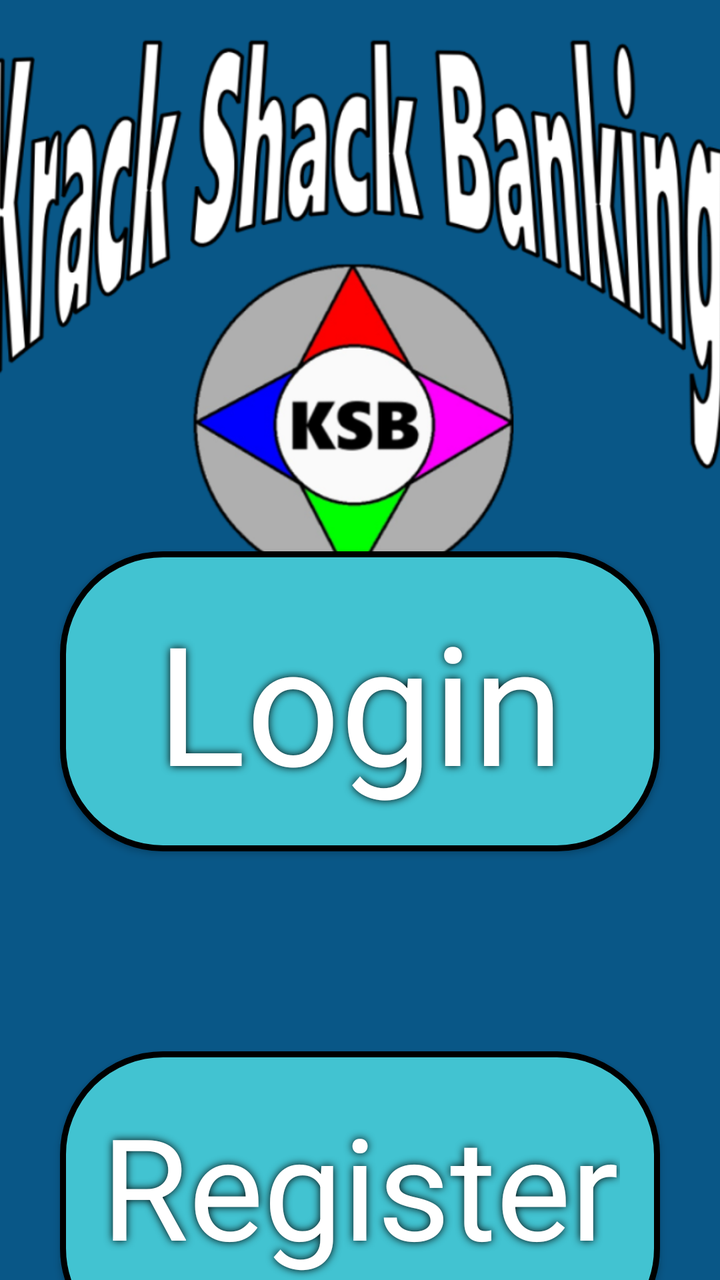
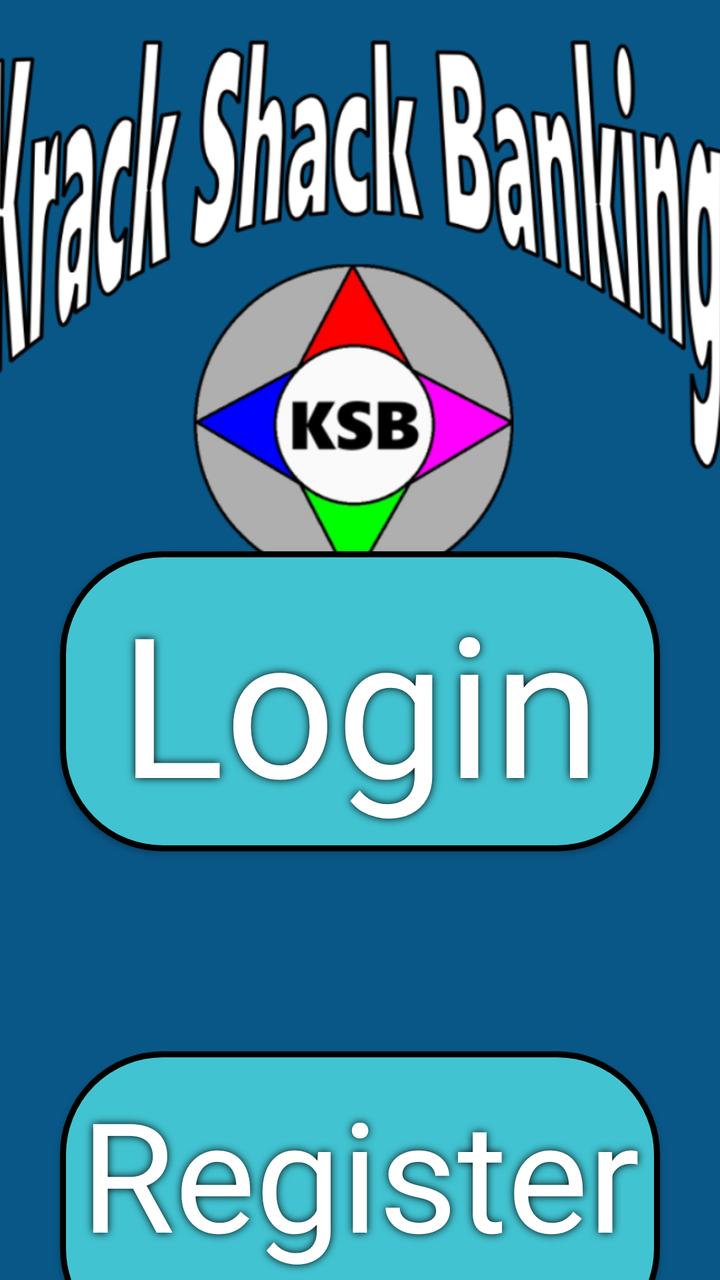

The first picture is an Android layout as it rendered before a commit; the second is the same layout after the commit. The layout source and the unified diff follow.
<!-- AndroidManifest.xml: application theme Theme.KracKShacKBanking -->
<!-- res/layout/activity_main.xml -->
<?xml version="1.0" encoding="utf-8"?>
<androidx.constraintlayout.widget.ConstraintLayout xmlns:android="http://schemas.android.com/apk/res/android"
    xmlns:app="http://schemas.android.com/apk/res-auto"
    xmlns:tools="http://schemas.android.com/tools"
    android:id="@+id/main"
    android:layout_width="match_parent"
    android:layout_height="match_parent"
    android:background="#095787"
    tools:context=".MainActivity">

    <ImageView
        android:id="@+id/imgBanner"
        android:layout_width="412dp"
        android:layout_height="311dp"
        app:layout_constraintEnd_toEndOf="parent"
        app:layout_constraintStart_toStartOf="parent"
        app:layout_constraintTop_toTopOf="parent"
        app:srcCompat="@drawable/banner" />

    <androidx.appcompat.widget.AppCompatButton
        android:id="@+id/btnLogin"
        android:layout_width="300dp"
        android:layout_height="150dp"
        android:layout_marginStart="50dp"
        android:layout_marginTop="50dp"
        android:layout_marginEnd="50dp"
        android:layout_marginBottom="50dp"
        android:background="@drawable/format_button"
        app:layout_constraintBottom_toTopOf="@+id/btnRegister"
        app:layout_constraintEnd_toEndOf="parent"
        app:layout_constraintStart_toStartOf="parent"
        app:layout_constraintTop_toBottomOf="@+id/imgBanner" />

    <androidx.appcompat.widget.AppCompatButton
        android:id="@+id/btnRegister"
        android:layout_width="300dp"
        android:layout_height="150dp"
        android:layout_marginStart="50dp"
        android:layout_marginTop="50dp"
        android:layout_marginEnd="50dp"
        android:layout_marginBottom="50dp"
        android:background="@drawable/format_button"
        app:layout_constraintBottom_toBottomOf="parent"
        app:layout_constraintEnd_toEndOf="parent"
        app:layout_constraintStart_toStartOf="parent"
        app:layout_constraintTop_toBottomOf="@+id/btnLogin" />

    <TextView
        android:id="@+id/txtLogin"
        android:layout_width="@+id/btnLogin"
        android:layout_height="@+id/btnLogin"
        android:layout_marginStart="20dp"
        android:layout_marginTop="20dp"
        android:layout_marginEnd="20dp"
        android:layout_marginBottom="20dp"
        android:autoSizeTextType="uniform"
        android:shadowColor="@color/black"
        android:shadowDx="0.0"
        android:shadowDy="0.0"
        android:shadowRadius="10.0"
        android:elevation="4dp"
        android:text="@string/Login"
        android:textAlignment="center"
        android:textColor="@color/white"
        app:layout_constraintBottom_toBottomOf="@id/btnLogin"
        app:layout_constraintEnd_toEndOf="@+id/btnLogin"
        app:layout_constraintStart_toStartOf="@+id/btnLogin"
        app:layout_constraintTop_toTopOf="@+id/btnLogin" />

    <TextView
        android:id="@+id/txtRegister"
        android:layout_width="@+id/btnRegister"
        android:layout_height="@+id/btnRegister"
        android:layout_marginStart="20dp"
        android:layout_marginTop="20dp"
        android:layout_marginEnd="20dp"
        android:layout_marginBottom="20dp"
        android:autoSizeTextType="uniform"
        android:shadowColor="@color/black"
        android:shadowDx="0.0"
        android:shadowDy="0.0"
        android:shadowRadius="10.0"
        android:elevation="4dp"
        android:text="@string/Register"
        android:textAlignment="center"
        android:textColor="@color/white"
        app:layout_constraintBottom_toBottomOf="@id/btnRegister"
        app:layout_constraintEnd_toEndOf="@+id/btnRegister"
        app:layout_constraintStart_toStartOf="@+id/btnRegister"
        app:layout_constraintTop_toTopOf="@+id/btnRegister" />

</androidx.constraintlayout.widget.ConstraintLayout>
<!-- resources referenced by this layout -->
<resources>
  <color name="black">#FF000000</color>
  <color name="white">#FFFFFFFF</color>
  <!-- drawable banner: png bitmap (drawable, 183225 bytes) -->
  <!-- drawable format_button (drawable) -->
  <?xml version="1.0" encoding="utf-8"?>
  <selector xmlns:android="http://schemas.android.com/apk/res/android">
      <item>
          <shape android:shape="rectangle">
              <solid android:color="@color/blue" />
              <stroke
                  android:width="3dp"
                  android:color="@color/black" />
              <corners android:radius="50dp" />
          </shape>
      </item>
  </selector>
  <string name="Login">Login</string>
  <string name="Register">Register</string>
  <style name="Theme.KracKShacKBanking" parent="Base.Theme.KracKShacKBanking" />
  <color name="blue">#42C3D1</color>
  <style name="Base.Theme.KracKShacKBanking" parent="Theme.Material3.DayNight.NoActionBar">
          
          
      </style>
</resources>

<!-- the commit's change to res/layout/activity_main.xml (unified diff, before → after) -->
@@ -5,7 +5,7 @@
     android:id="@+id/main"
     android:layout_width="match_parent"
     android:layout_height="match_parent"
-    android:background="#095787"
+    android:background="@color/background"
     tools:context=".MainActivity">
 
     <ImageView
@@ -49,10 +49,10 @@
         android:id="@+id/txtLogin"
         android:layout_width="@+id/btnLogin"
         android:layout_height="@+id/btnLogin"
-        android:layout_marginStart="20dp"
-        android:layout_marginTop="20dp"
-        android:layout_marginEnd="20dp"
-        android:layout_marginBottom="20dp"
+        android:paddingStart="10dp"
+        android:paddingEnd="10dp"
+        android:paddingTop="10dp"
+        android:paddingBottom="10dp"
         android:autoSizeTextType="uniform"
         android:shadowColor="@color/black"
         android:shadowDx="0.0"
@@ -71,10 +71,10 @@
         android:id="@+id/txtRegister"
         android:layout_width="@+id/btnRegister"
         android:layout_height="@+id/btnRegister"
-        android:layout_marginStart="20dp"
-        android:layout_marginTop="20dp"
-        android:layout_marginEnd="20dp"
-        android:layout_marginBottom="20dp"
+        android:paddingStart="10dp"
+        android:paddingEnd="10dp"
+        android:paddingTop="10dp"
+        android:paddingBottom="10dp"
         android:autoSizeTextType="uniform"
         android:shadowColor="@color/black"
         android:shadowDx="0.0"
<!-- resource entries referenced after the edit -->
@@ -1,5 +1,6 @@
 <!-- resources referenced by this layout -->
 <resources>
+  <color name="background">#095787</color>
   <color name="black">#FF000000</color>
   <color name="white">#FFFFFFFF</color>
   <!-- drawable banner: png bitmap (drawable, 183225 bytes) -->
